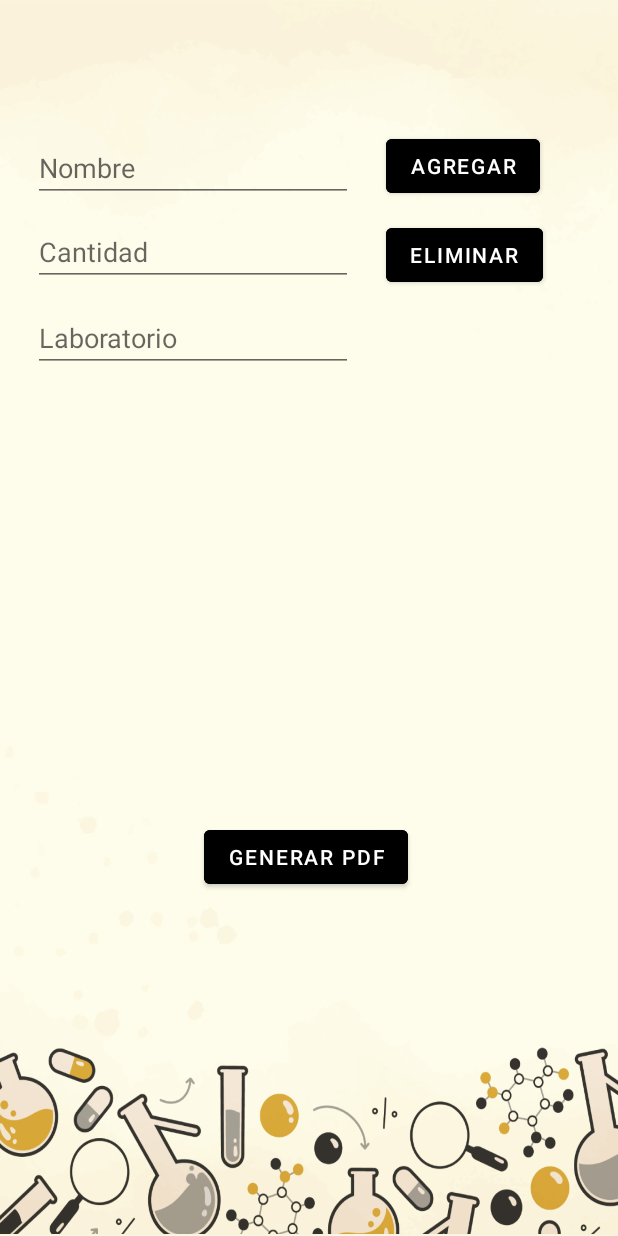
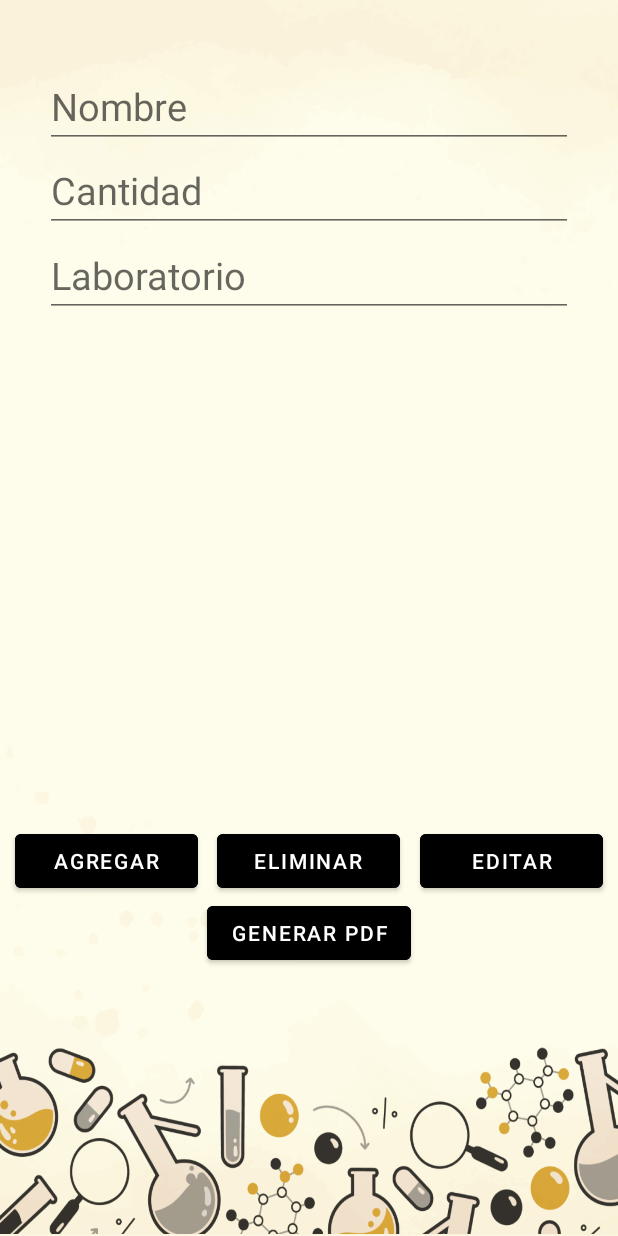
Before and after one commit to Yagato/Android_Quimica, an Android app: the layout activity_ordenes.xml on its own in the app's theme, with its tools: preview values and no code run, on a phone screen of 412 x 824 dp. Run offline under Robolectric (Android 15) with nearby library versions, the phone set to English and light mode, and no system bars.

Commit message:
Fixed the edit button in ordenes.java

```diff
--- a/app/src/main/java/com/example/inventario_labs_movil/MainActivity.java
+++ b/app/src/main/java/com/example/inventario_labs_movil/MainActivity.java
@@ -78,7 +78,8 @@ public class MainActivity extends AppCompatActivity {
                                     for(DocumentSnapshot doc : value){
                                         user = doc.toObject(Usuarios.class);
                                         System.out.println(doc.getId() + " => " + user.getCorreo() + " "
-                                                + user.getContraseña() + " " + user.getPrivilegio());
+                                                + user.getNombre() + " " + user.getContraseña() +
+                                                " " + user.getPrivilegio());
                                     }
 
                                     if(user == null){
@@ -88,12 +89,12 @@ public class MainActivity extends AppCompatActivity {
 
                                     Toast.makeText(MainActivity.this, "Bienvenido", Toast.LENGTH_SHORT).show();
 
-                                    if(user.getPrivilegio().equals("consulta")) {
+                                    if(user.getPrivilegio().equals("Consultor")) {
                                         //Toast.makeText(MainActivity.this, "Bienvenido", Toast.LENGTH_SHORT).show();
                                         startActivity(new Intent(MainActivity.this, PantallaJefa.class));
                                         //finish();
                                     }
-                                    else if(user.getPrivilegio().equals("edicion")) {
+                                    else if(user.getPrivilegio().equals("Editor")) {
                                         //Toast.makeText(MainActivity.this, "Bienvenido", Toast.LENGTH_SHORT).show();
                                         startActivity(new Intent(MainActivity.this, hogar.class));
                                         //finish();
--- a/app/src/main/java/com/example/inventario_labs_movil/model/Usuarios.java
+++ b/app/src/main/java/com/example/inventario_labs_movil/model/Usuarios.java
@@ -2,16 +2,24 @@ package com.example.inventario_labs_movil.model;
 
 public class Usuarios {
 
-    private String contraseña, correo, privilegio;
+    private String nombre, contraseña, correo, privilegio;
 
     public Usuarios() {
 
     }
 
-    public Usuarios(String contraseña, String correo, String privilegio) {
+    public Usuarios(String nombre, String contraseña, String correo, String privilegio) {
         this.contraseña = contraseña;
         this.correo = correo;
         this.privilegio = privilegio;
+    }
+
+    public String getNombre() {
+        return nombre;
+    }
+
+    public void setNombre(String nombre) {
+        this.nombre = nombre;
     }
 
     public void setContraseña(String contraseña) {
--- a/app/src/main/java/com/example/inventario_labs_movil/ordenes.java
+++ b/app/src/main/java/com/example/inventario_labs_movil/ordenes.java
@@ -14,6 +14,7 @@ import android.media.MediaScannerConnection;
 import android.os.Build;
 import android.os.Bundle;
 import android.os.Environment;
+import android.util.Log;
 import android.view.View;
 import android.view.ViewGroup;
 import android.widget.Button;
@@ -39,12 +40,13 @@ public class ordenes extends AppCompatActivity {
     private static final int PERMISSION_REQUEST_CODE = 200;
     Bitmap bmpHeader, bmpFooter;
     String path = "";
+    String nombre = "";
 
     @Override
     protected void onCreate(Bundle savedInstanceState) {
         super.onCreate(savedInstanceState);
         setContentView(R.layout.activity_ordenes);
-
+        this.setTitle("Ordenes");
         //path = Environment.getExternalStorageDirectory().getAbsolutePath() + "/PDF";
 
         if(Build.VERSION.SDK_INT >= Build.VERSION_CODES.Q)
@@ -55,7 +57,7 @@ public class ordenes extends AppCompatActivity {
         bmpHeader = BitmapFactory.decodeResource(getResources(), R.drawable.header);
         bmpFooter = BitmapFactory.decodeResource(getResources(), R.drawable.footer);
         btn_agregar = (Button) findViewById(R.id.btn_agregar);
-        //btn_editar = (Button) findViewById(R.id.btn_editar);
+        //btn_editar = (Button) findViewById(R.id.btn_edit);
         et1=findViewById(R.id.et1);
         et2=findViewById(R.id.et2);
         et3=findViewById(R.id.et3);
@@ -72,6 +74,9 @@ public class ordenes extends AppCompatActivity {
 
     public void agregar(View v)
     {
+        if(et1.getText().toString().isEmpty() && et2.getText().toString().isEmpty() && et3.getText().toString().isEmpty()){
+            Toast.makeText(ordenes.this, "Ingresa los datos", Toast.LENGTH_SHORT).show();
+        }else{
             Material material1=new Material(et1.getText().toString(),et2.getText().toString(),et3.getText().toString());
             material.add(material1);
             et1.setText("");
@@ -79,6 +84,25 @@ public class ordenes extends AppCompatActivity {
             et3.setText("");
             ap.notifyDataSetChanged();
             recyclerView_ordenes.scrollToPosition(material.size()-1);
+        }
+
+    }
+
+    public void editar(View v){
+        for(int i = 0; i < material.size(); i++){
+            if(material.get(i).getNombre().equals(nombre)){
+                material.set(i, new Material(et1.getText().toString().trim(),
+                        et2.getText().toString().trim(),
+                        et3.getText().toString().trim()));
+                et1.setText("");
+                et2.setText("");
+                et3.setText("");
+                ap.notifyDataSetChanged();
+                Toast.makeText(this,"Editado correctamente",Toast.LENGTH_SHORT).show();
+                nombre = "";
+                break;
+            }
+        }
     }
 
     public void eliminar(View v)
@@ -96,15 +120,15 @@ public class ordenes extends AppCompatActivity {
             et2.setText("");
             et3.setText("");
             ap.notifyDataSetChanged();
-            Toast.makeText(this,"Se elimino el material",Toast.LENGTH_SHORT).show();
+            Toast.makeText(this,"Se elimino correctamente",Toast.LENGTH_SHORT).show();
         }
         else
-            Toast.makeText(this,"No existe ",Toast.LENGTH_SHORT).show();
+            Toast.makeText(this,"No existe el material/reactivo solicitado",Toast.LENGTH_SHORT).show();
     }
 
     public void generarPDF(View view) throws DocumentException, IOException {
         if(material.size() < 1){
-            System.out.println("Empty list");
+            Toast.makeText(ordenes.this, "Lista vacia", Toast.LENGTH_SHORT).show();
             return;
         }
 
@@ -122,8 +146,7 @@ public class ordenes extends AppCompatActivity {
             System.out.println(path);
             PdfController pdf = new PdfController(laboratorio, reactivo, cantidad, bmpHeader, bmpFooter, path);
             pdf.generatePDF();
-            Toast.makeText(this, "PDF file created successfully", Toast.LENGTH_SHORT).show();
-            //MediaScannerConnection.scanFile(this, new String[]{path}, null, null);
+            Toast.makeText(this, "Archivo PDF creado exitosamente", Toast.LENGTH_SHORT).show();
         }
         else{
             requestPermission();
@@ -151,9 +174,9 @@ public class ordenes extends AppCompatActivity {
                 boolean readStorage = grantResults[1] == PackageManager.PERMISSION_GRANTED;
 
                 if (writeStorage && readStorage) {
-                    Toast.makeText(this, "Permission Granted", Toast.LENGTH_SHORT).show();
+                    Toast.makeText(this, "Permiso concedido", Toast.LENGTH_SHORT).show();
                 } else {
-                    Toast.makeText(this, "Permission Denied", Toast.LENGTH_SHORT).show();
+                    Toast.makeText(this, "Permiso denegado", Toast.LENGTH_SHORT).show();
                     finish();
                 }
             }
@@ -165,7 +188,7 @@ public class ordenes extends AppCompatActivity {
         et1.setText(material.get(pos).getNombre());
         et2.setText(material.get(pos).getCantidad());
         et3.setText(material.get(pos).getLaboratorio());
-
+        nombre = et1.getText().toString().trim();
     }
 
     private class AdaptadorMaterial extends RecyclerView.Adapter<AdaptadorMaterial.AdaptadorPersonaHolder> {
@@ -185,6 +208,7 @@ public class ordenes extends AppCompatActivity {
         public int getItemCount() {
             return material.size();
         }
+
 
         class AdaptadorPersonaHolder extends RecyclerView.ViewHolder implements View.OnClickListener {
             TextView nombre,cantidad,laboratorio;
--- a/app/src/main/res/layout/activity_ordenes.xml
+++ b/app/src/main/res/layout/activity_ordenes.xml
@@ -1,121 +1,96 @@
 <?xml version="1.0" encoding="utf-8"?>
-<androidx.constraintlayout.widget.ConstraintLayout xmlns:android="http://schemas.android.com/apk/res/android"
+<RelativeLayout xmlns:android="http://schemas.android.com/apk/res/android"
     xmlns:app="http://schemas.android.com/apk/res-auto"
     xmlns:tools="http://schemas.android.com/tools"
     android:layout_width="match_parent"
     android:layout_height="match_parent"
-    android:background="@drawable/fondohd"
-    tools:context=".ordenes">
+    android:background="@drawable/fondohd">
 
     <androidx.recyclerview.widget.RecyclerView
         android:id="@+id/recyclerView_ordenes"
-        android:layout_width="359dp"
-        android:layout_height="273dp"
+        android:layout_width="383dp"
+        android:layout_height="329dp"
         android:layout_marginStart="23dp"
-        android:layout_marginTop="244dp"
+        android:layout_marginTop="230dp"
         android:layout_marginEnd="29dp"
-        android:layout_marginBottom="214dp"
-        app:layout_constraintBottom_toBottomOf="parent"
-        app:layout_constraintEnd_toEndOf="parent"
-        app:layout_constraintStart_toStartOf="parent"
-        app:layout_constraintTop_toTopOf="parent" />
+        android:layout_marginBottom="184dp" />
 
     <Button
         android:id="@+id/btn_generar"
         android:layout_width="wrap_content"
         android:layout_height="wrap_content"
-        android:layout_marginStart="136dp"
-        android:layout_marginTop="547dp"
-        android:layout_marginEnd="137dp"
-        android:layout_marginBottom="136dp"
+        android:layout_centerHorizontal="true"
+        android:layout_below="@+id/btn_elim"
         android:backgroundTint="#000000"
-        android:text="generar PDF"
         android:onClick="generarPDF"
-        app:layout_constraintBottom_toBottomOf="parent"
-        app:layout_constraintEnd_toEndOf="parent"
-        app:layout_constraintHorizontal_bias="0.0"
-        app:layout_constraintStart_toStartOf="parent"
-        app:layout_constraintTop_toTopOf="parent"
-        app:layout_constraintVertical_bias="0.0" />
+        android:text="generar PDF" />
 
     <EditText
         android:id="@+id/et1"
-        android:layout_width="wrap_content"
+        android:layout_width="match_parent"
         android:layout_height="wrap_content"
-        android:layout_marginStart="23dp"
+        android:layout_centerHorizontal="true"
+        android:layout_marginStart="60dp"
         android:layout_marginTop="43dp"
-        android:layout_marginEnd="178dp"
-        android:layout_marginBottom="643dp"
         android:ems="10"
         android:hint="Nombre"
-        android:inputType="textPersonName"
-        app:layout_constraintBottom_toBottomOf="parent"
-        app:layout_constraintEnd_toEndOf="parent"
-        app:layout_constraintStart_toStartOf="parent"
-        app:layout_constraintTop_toTopOf="parent" />
+        android:textSize="25dp" />
 
     <EditText
         android:id="@+id/et3"
-        android:layout_width="wrap_content"
+        android:layout_width="match_parent"
         android:layout_height="wrap_content"
-        android:layout_marginStart="23dp"
+        android:layout_centerHorizontal="true"
         android:layout_marginTop="156dp"
-        android:layout_marginEnd="178dp"
-        android:layout_marginBottom="530dp"
+        android:layout_marginStart="60dp"
         android:ems="10"
         android:hint="Laboratorio"
-        android:inputType="textPersonName"
-        app:layout_constraintBottom_toBottomOf="parent"
-        app:layout_constraintEnd_toEndOf="parent"
-        app:layout_constraintStart_toStartOf="parent"
-        app:layout_constraintTop_toTopOf="parent" />
+        android:textSize="25dp" />
 
     <Button
         android:id="@+id/btn_agregar"
-        android:layout_width="wrap_content"
+        android:layout_width="122dp"
         android:layout_height="wrap_content"
-        android:layout_marginStart="256dp"
-        android:layout_marginTop="40dp"
-        android:layout_marginEnd="51dp"
-        android:layout_marginBottom="643dp"
+        android:layout_marginStart="10dp"
+        android:layout_alignParentLeft="true"
+
+        android:layout_marginTop="550dp"
         android:backgroundTint="#000000"
         android:onClick="agregar"
-        android:text="Agregar"
-        app:layout_constraintBottom_toBottomOf="parent"
-        app:layout_constraintEnd_toEndOf="parent"
-        app:layout_constraintStart_toStartOf="parent"
-        app:layout_constraintTop_toTopOf="parent" />
+        android:text="Agregar" />
 
     <Button
         android:id="@+id/btn_elim"
-        android:layout_width="wrap_content"
+        android:layout_width="122dp"
         android:layout_height="wrap_content"
-        android:layout_marginStart="256dp"
-        android:layout_marginTop="99dp"
-        android:layout_marginEnd="49dp"
-        android:layout_marginBottom="584dp"
+        android:layout_centerHorizontal="true"
+
+        android:layout_marginTop="550dp"
+
         android:backgroundTint="#000000"
         android:onClick="eliminar"
-        android:text="eliminar"
-        app:layout_constraintBottom_toBottomOf="parent"
-        app:layout_constraintEnd_toEndOf="parent"
-        app:layout_constraintStart_toStartOf="parent"
-        app:layout_constraintTop_toTopOf="parent" />
+        android:text="eliminar" />
+
+    <Button
+        android:id="@+id/btn_edit"
+        android:layout_width="122dp"
+        android:layout_height="wrap_content"
+        android:layout_alignParentRight="true"
+        android:layout_marginTop="550dp"
+        android:layout_marginEnd="10dp"
+        android:backgroundTint="#000000"
+        android:onClick="editar"
+        android:text="Editar" />
 
     <EditText
         android:id="@+id/et2"
-        android:layout_width="wrap_content"
+        android:layout_width="match_parent"
         android:layout_height="wrap_content"
-        android:layout_marginStart="23dp"
+        android:layout_centerHorizontal="true"
         android:layout_marginTop="99dp"
-        android:layout_marginEnd="178dp"
-        android:layout_marginBottom="587dp"
+        android:layout_marginStart="60dp"
         android:ems="10"
         android:hint="Cantidad"
-        android:inputType="textPersonName"
-        app:layout_constraintBottom_toBottomOf="parent"
-        app:layout_constraintEnd_toEndOf="parent"
-        app:layout_constraintStart_toStartOf="parent"
-        app:layout_constraintTop_toTopOf="parent" />
+        android:textSize="25dp" />
 
-</androidx.constraintlayout.widget.ConstraintLayout>
+</RelativeLayout>
```
Lines whose indentation alone changed are shown as unchanged.
